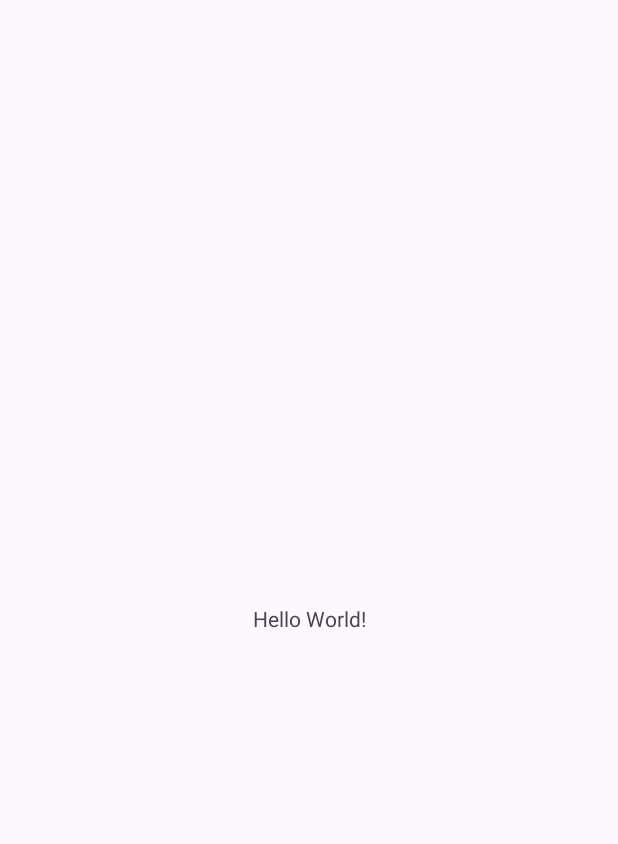
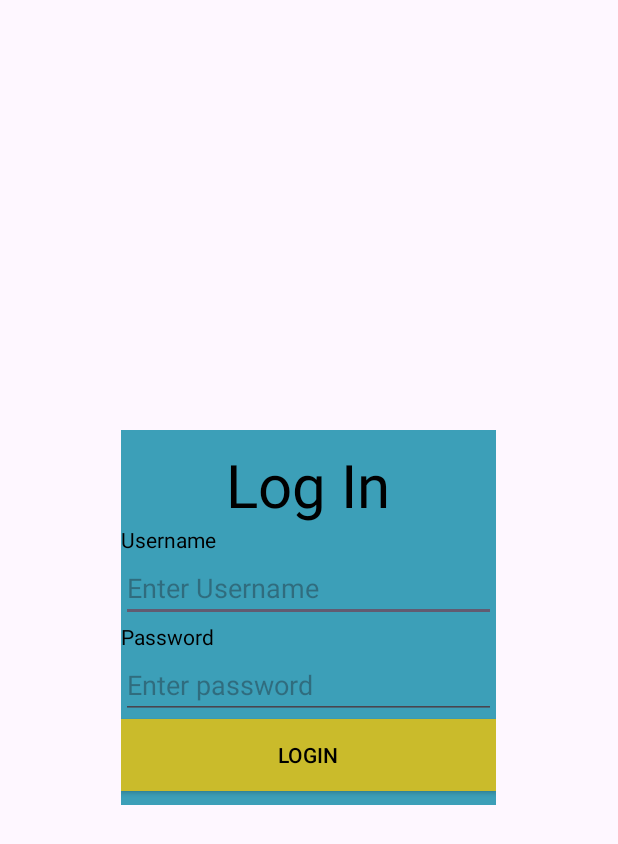
Before and after one commit to Gaya3584/MovieApp, an Android app: the screen it shows after launch (MainActivity), on a phone screen of 412 x 824 dp. Before the commit the part shown is almost empty. Shown: the top 844 px of the screen. Run offline under Robolectric (Android 15) with nearby library versions, the phone set to English and light mode, and no system bars.

Commit message:
login created

```diff
--- a/app/src/main/java/com/example/movieapp/MainActivity.java
+++ b/app/src/main/java/com/example/movieapp/MainActivity.java
@@ -1,19 +1,24 @@
 package com.example.movieapp;
 
 import android.os.Bundle;
+import android.widget.EditText;
 
 import androidx.activity.EdgeToEdge;
 import androidx.appcompat.app.AppCompatActivity;
+import androidx.appcompat.widget.AppCompatButton;
 import androidx.core.graphics.Insets;
 import androidx.core.view.ViewCompat;
 import androidx.core.view.WindowInsetsCompat;
 
 public class MainActivity extends AppCompatActivity {
-
+    EditText e1,e2;
+    AppCompatButton b1;
     @Override
     protected void onCreate(Bundle savedInstanceState) {
         super.onCreate(savedInstanceState);
         EdgeToEdge.enable(this);
         setContentView(R.layout.activity_main);
+        e1=(EditText) findViewById(R.id.et1);
+        e2=(EditText) findViewById(R.id.et2);
     }
 }
--- a/app/src/main/res/layout/activity_main.xml
+++ b/app/src/main/res/layout/activity_main.xml
@@ -1,19 +1,51 @@
-<?xml version="1.0" encoding="utf-8"?>
-<androidx.constraintlayout.widget.ConstraintLayout xmlns:android="http://schemas.android.com/apk/res/android"
-    xmlns:app="http://schemas.android.com/apk/res-auto"
-    xmlns:tools="http://schemas.android.com/tools"
-    android:id="@+id/main"
+<LinearLayout
+    android:layout_height="match_parent"
     android:layout_width="match_parent"
-    android:layout_height="match_parent"
-    tools:context=".MainActivity">
-
-    <TextView
-        android:layout_width="wrap_content"
-        android:layout_height="wrap_content"
-        android:text="Hello World!"
-        app:layout_constraintBottom_toBottomOf="parent"
-        app:layout_constraintEnd_toEndOf="parent"
-        app:layout_constraintStart_toStartOf="parent"
-        app:layout_constraintTop_toTopOf="parent" />
-
-</androidx.constraintlayout.widget.ConstraintLayout>
+    android:orientation="vertical"
+    android:gravity="center"
+    xmlns:android="http://schemas.android.com/apk/res/android">
+    <LinearLayout
+        android:gravity="center"
+        android:layout_width="250dp"
+        android:layout_height="250dp"
+        android:orientation="vertical"
+        android:background="#3C9FB8">
+        <TextView
+            android:layout_width="match_parent"
+            android:layout_height="wrap_content"
+            android:text="Log In"
+            android:gravity="center"
+            android:textSize="40dp"
+            android:textColor="#000"/>
+        <TextView
+            android:layout_width="match_parent"
+            android:layout_height="wrap_content"
+            android:text="Username"
+            android:textColor="#000"/>
+        <EditText
+            android:id="@+id/et1"
+            android:layout_width="match_parent"
+            android:layout_height="wrap_content"
+            android:hint="Enter Username"
+            android:textColor="#000"
+            android:inputType="text"/>
+        <TextView
+            android:layout_width="match_parent"
+            android:layout_height="wrap_content"
+            android:text="Password"
+            android:textColor="#000"/>
+        <EditText
+            android:id="@+id/et2"
+            android:layout_width="match_parent"
+            android:layout_height="wrap_content"
+            android:hint="Enter password"
+            android:inputType="textPassword"/>
+        <androidx.appcompat.widget.AppCompatButton
+            android:id="@+id/bt1"
+            android:layout_width="match_parent"
+            android:layout_height="wrap_content"
+            android:text="Login"
+            android:textColor="#000"
+            android:background="#CABB2B"/>
+    </LinearLayout>
+</LinearLayout>
```
